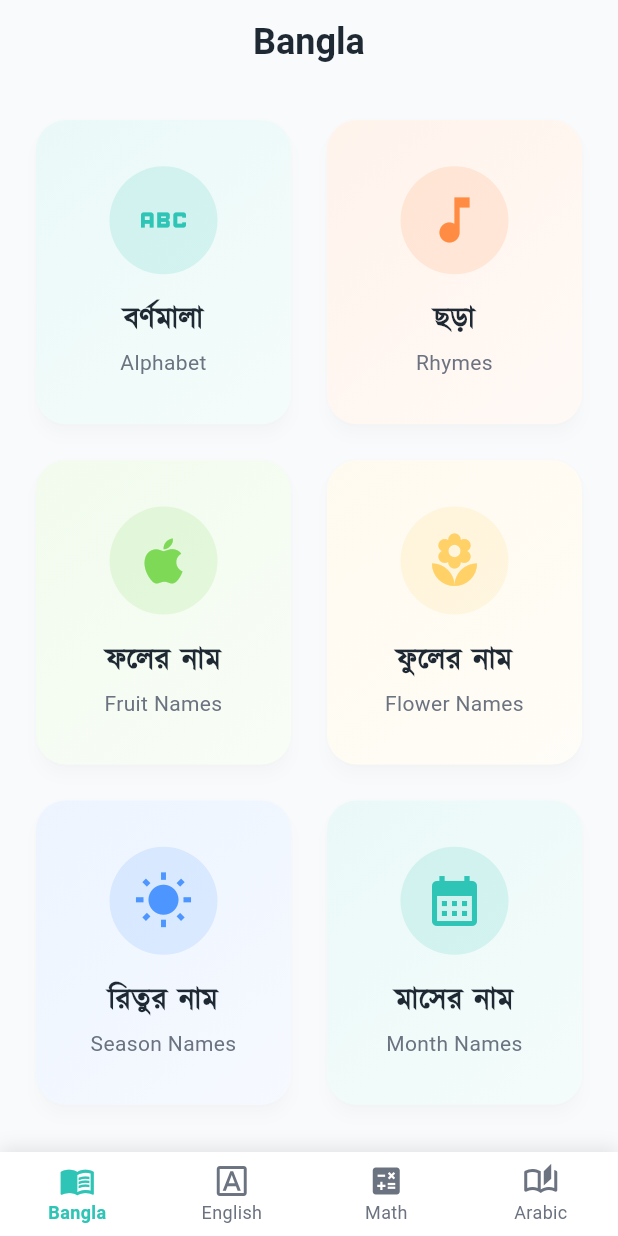
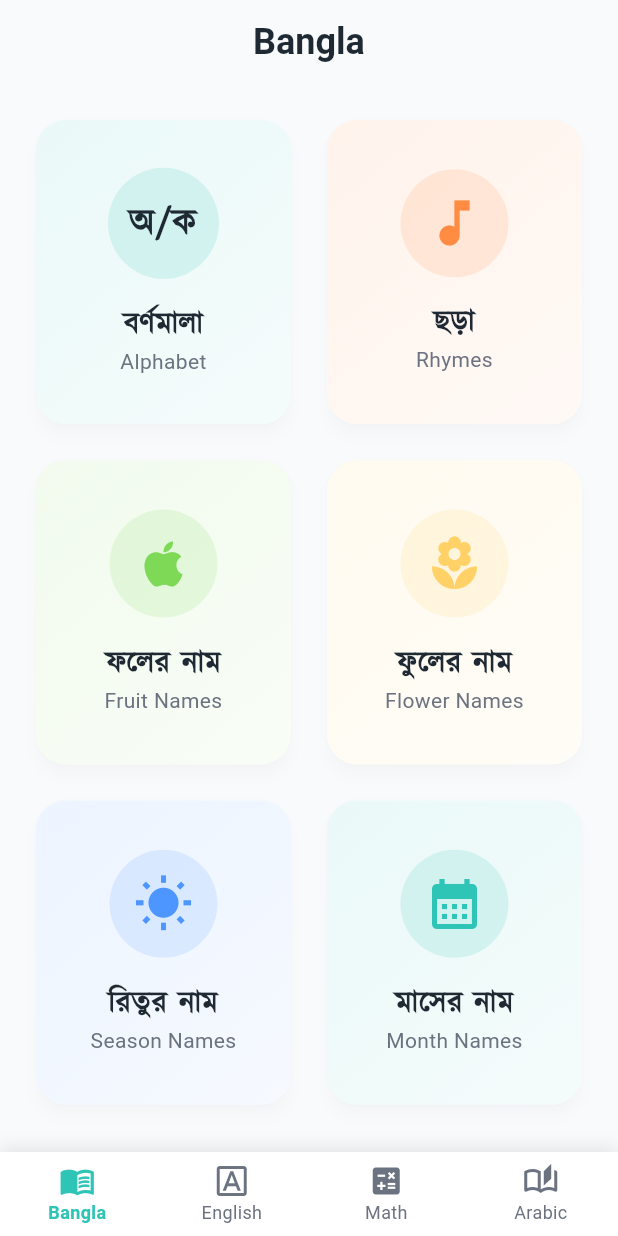
Before and after one commit to KafiulIslam/magical_book, a Flutter app: the screen it shows after launch, on a phone screen of 412 x 824 dp. Run offline on Flutter 3.47's test engine with Material 3 defaults, Android fonts, the phone set to English and light mode, and no system bars; our stand-ins replace flutter_riverpod, go_router.

Commit message:
refactor typography

```diff
--- /dev/null
+++ b/lib/core/constants/bangla_constants.dart
@@ -0,0 +1,58 @@
+import 'package:flutter/material.dart';
+import '../../../core/constants/app_colors.dart';
+import '../../features/bangla/models/bangla_category.dart';
+
+/// Contains all constant values and lists related to Bangla feature
+class BanglaConstants {
+  /// List of Bangla learning categories
+  static const List<BanglaCategory> categories = [
+    BanglaCategory(
+      title: 'বর্ণমালা',
+      subtitle: 'Alphabet',
+      icon: Icons.abc,
+      color: AppColors.primary,
+    ),
+    BanglaCategory(
+      title: 'ছড়া',
+      subtitle: 'Rhymes',
+      icon: Icons.music_note,
+      color: AppColors.action,
+    ),
+    BanglaCategory(
+      title: 'ফলের নাম',
+      subtitle: 'Fruit Names',
+      icon: Icons.apple,
+      color: AppColors.success,
+    ),
+    BanglaCategory(
+      title: 'ফুলের নাম',
+      subtitle: 'Flower Names',
+      icon: Icons.local_florist,
+      color: AppColors.reward,
+    ),
+    BanglaCategory(
+      title: 'রিতুর নাম',
+      subtitle: 'Season Names',
+      icon: Icons.wb_sunny,
+      color: AppColors.info,
+    ),
+    BanglaCategory(
+      title: 'মাসের নাম',
+      subtitle: 'Month Names',
+      icon: Icons.calendar_month,
+      color: AppColors.primary,
+    ),
+    BanglaCategory(
+      title: 'দিনের নাম',
+      subtitle: 'Day Names',
+      icon: Icons.today,
+      color: AppColors.action,
+    ),
+  ];
+
+  // Add more Bangla-related constants and lists here as needed
+  // Example:
+  // static const List<String> alphabetList = [...];
+  // static const List<String> rhymesList = [...];
+  // static const String appTitle = 'বাংলা শিখুন';
+}
--- /dev/null
+++ b/lib/core/theme/app_typography.dart
@@ -0,0 +1,102 @@
+import 'package:flutter/material.dart';
+import '../constants/app_colors.dart';
+
+class BanglaTypo {
+
+  static const TextStyle headline1 = TextStyle(
+    fontFamily: 'Kalpurush',
+    fontSize: 28,
+    fontWeight: FontWeight.bold,
+    color: AppColors.textPrimary,
+  );
+
+  static const TextStyle headline2 = TextStyle(
+    fontFamily: 'Kalpurush',
+    fontSize: 24,
+    fontWeight: FontWeight.w800,
+    color: AppColors.textPrimary,
+  );
+
+  static const TextStyle headline3 = TextStyle(
+    fontFamily: 'Kalpurush',
+    fontSize: 20,
+    fontWeight: FontWeight.w700,
+    color: AppColors.textPrimary,
+  );
+
+  static const TextStyle headline4 = TextStyle(
+    fontFamily: 'Kalpurush',
+    fontSize: 18,
+    fontWeight: FontWeight.w600,
+    color: AppColors.textPrimary,
+  );
+
+
+  // Body Text
+  static const TextStyle bodyLarge = TextStyle(
+    fontFamily: 'Kalpurush',
+    fontSize: 16,
+    fontWeight: FontWeight.w500,
+    color: AppColors.textPrimary,
+  );
+
+  static const TextStyle bodyMedium = TextStyle(
+    fontFamily: 'Kalpurush',
+    fontSize: 14,
+    color: AppColors.textPrimary,
+  );
+
+  static const TextStyle bodySmall = TextStyle(
+    fontFamily: 'Kalpurush',
+    fontSize: 12,
+    color: AppColors.textPrimary,
+  );
+
+}
+
+
+class EnglishTypo {
+
+  static const TextStyle headline1 = TextStyle(
+    fontSize: 28,
+    fontWeight: FontWeight.bold,
+    color: AppColors.textPrimary,
+  );
+
+  static const TextStyle headline2 = TextStyle(
+    fontSize: 24,
+    fontWeight: FontWeight.w800,
+    color: AppColors.textPrimary,
+  );
+
+  static const TextStyle headline3 = TextStyle(
+    fontSize: 20,
+    fontWeight: FontWeight.w700,
+    color: AppColors.textPrimary,
+  );
+
+  static const TextStyle headline4 = TextStyle(
+    fontSize: 18,
+    fontWeight: FontWeight.w600,
+    color: AppColors.textPrimary,
+  );
+
+
+  // Body Text
+  static const TextStyle bodyLarge = TextStyle(
+    fontSize: 16,
+    fontWeight: FontWeight.w500,
+    color: AppColors.textPrimary,
+  );
+
+  static const TextStyle bodyMedium = TextStyle(
+    fontSize: 14,
+    color: AppColors.textPrimary,
+  );
+
+  static const TextStyle bodySmall = TextStyle(
+    fontSize: 12,
+    color: AppColors.textPrimary,
+  );
+
+}
--- a/lib/features/bangla/models/bangla_category.dart
+++ b/lib/features/bangla/models/bangla_category.dart
@@ -1,5 +1,4 @@
 import 'package:flutter/material.dart';
-
 
 class BanglaCategory {
   final String title;
@@ -7,10 +6,10 @@ class BanglaCategory {
   final IconData icon;
   final Color color;
 
-  const BanglaCategory({
-    required this.title,
-    required this.subtitle,
-    required this.icon,
-    required this.color,
-  });
+
+  const BanglaCategory(
+      {required this.title,
+      required this.subtitle,
+      required this.icon,
+      required this.color});
 }
--- a/lib/features/bangla/presentation/views/bangla_page.dart
+++ b/lib/features/bangla/presentation/views/bangla_page.dart
@@ -1,55 +1,12 @@
 import 'package:flutter/material.dart';
+import 'package:magical_book/core/theme/app_typography.dart';
+import 'package:magical_book/features/english/presentation/views/english_page.dart';
 import '../../../../core/constants/app_colors.dart';
-import '../../models/bangla_category.dart';
+import '../../../../core/constants/bangla_constants.dart';
 import '../widgets/bangla_category_card.dart';
 
 class BanglaPage extends StatelessWidget {
   const BanglaPage({super.key});
-
-  static final List<BanglaCategory> _categories = [
-    BanglaCategory(
-      title: 'বর্ণমালা',
-      subtitle: 'Alphabet',
-      icon: Icons.abc,
-      color: AppColors.primary,
-    ),
-    BanglaCategory(
-      title: 'ছড়া',
-      subtitle: 'Rhymes',
-      icon: Icons.music_note,
-      color: AppColors.action,
-    ),
-    BanglaCategory(
-      title: 'ফলের নাম',
-      subtitle: 'Fruit Names',
-      icon: Icons.apple,
-      color: AppColors.success,
-    ),
-    BanglaCategory(
-      title: 'ফুলের নাম',
-      subtitle: 'Flower Names',
-      icon: Icons.local_florist,
-      color: AppColors.reward,
-    ),
-    BanglaCategory(
-      title: 'রিতুর নাম',
-      subtitle: 'Season Names',
-      icon: Icons.wb_sunny,
-      color: AppColors.info,
-    ),
-    BanglaCategory(
-      title: 'মাসের নাম',
-      subtitle: 'Month Names',
-      icon: Icons.calendar_month,
-      color: AppColors.primary,
-    ),
-    BanglaCategory(
-      title: 'দিনের নাম',
-      subtitle: 'Day Names',
-      icon: Icons.today,
-      color: AppColors.action,
-    ),
-  ];
 
   int _getCrossAxisCount(BuildContext context) {
     final width = MediaQuery.of(context).size.width;
@@ -76,8 +33,7 @@ class BanglaPage extends StatelessWidget {
   @override
   Widget build(BuildContext context) {
     return Scaffold(
-      body: SafeArea(
-        child: Padding(
+      body: Padding(
         padding: const EdgeInsets.all(16.0),
         child: GridView.builder(
           gridDelegate: SliverGridDelegateWithFixedCrossAxisCount(
@@ -86,11 +42,71 @@ class BanglaPage extends StatelessWidget {
             mainAxisSpacing: 8,
             childAspectRatio: _getChildAspectRatio(context),
           ),
-            itemCount: _categories.length,
+          itemCount: BanglaConstants.categories.length,
           itemBuilder: (context, index) {
-              final category = _categories[index];
+            final category = BanglaConstants.categories[index];
+            if (index == 0) {
+              return _buildFirstCard();
+            } else {
               return BanglaCategoryCard(category: category);
+            }
           },
+        ),
+      ),
+    );
+  }
+
+  Widget _buildFirstCard() {
+    return Card(
+      elevation: 4,
+      shape: RoundedRectangleBorder(
+        borderRadius: BorderRadius.circular(20),
+      ),
+      child: InkWell(
+        onTap: () {
+          // TODO: Navigate to category detail page
+        },
+        borderRadius: BorderRadius.circular(20),
+        child: Container(
+          decoration: BoxDecoration(
+            borderRadius: BorderRadius.circular(20),
+            gradient: LinearGradient(
+              begin: Alignment.topLeft,
+              end: Alignment.bottomRight,
+              colors: [
+                AppColors.primary.withOpacity(0.1),
+                AppColors.primary.withOpacity(0.05),
+              ],
+            ),
+          ),
+          child: Padding(
+            padding: const EdgeInsets.all(16.0),
+            child: Column(
+              mainAxisAlignment: MainAxisAlignment.center,
+              children: [
+                Container(
+                  padding: const EdgeInsets.all(20),
+                  decoration: BoxDecoration(
+                    color: AppColors.primary.withOpacity(0.15),
+                    shape: BoxShape.circle,
+                  ),
+                  child: Text('অ/ক',
+                      style: BanglaTypo.headline1.copyWith(fontSize: 24)),
+                ),
+                const SizedBox(height: 16),
+                Text(
+                  'বর্ণমালা',
+                  style: BanglaTypo.headline1.copyWith(fontSize: 20),
+                  textAlign: TextAlign.center,
+                ),
+                Text(
+                  'Alphabet',
+                  style: EnglishTypo.bodyMedium
+                      .copyWith(color: AppColors.textSecondary),
+                  textAlign: TextAlign.center,
+                ),
+              ],
+            ),
           ),
         ),
       ),
--- a/lib/features/bangla/presentation/widgets/bangla_category_card.dart
+++ b/lib/features/bangla/presentation/widgets/bangla_category_card.dart
@@ -1,7 +1,7 @@
 import 'package:flutter/material.dart';
 import '../../../../core/constants/app_colors.dart';
+import '../../../../core/theme/app_typography.dart';
 import '../../models/bangla_category.dart';
-
 
 class BanglaCategoryCard extends StatelessWidget {
   final BanglaCategory category;
@@ -54,22 +54,14 @@ class BanglaCategoryCard extends StatelessWidget {
                 const SizedBox(height: 16),
                 Text(
                   category.title,
-
-                  style: TextStyle(
-                    fontFamily: 'Kalpurush',
-                    fontSize: 20,
-                    fontWeight: FontWeight.bold,
-                    color: AppColors.textPrimary,
-                  ),
+                  style: BanglaTypo.headline1.copyWith(fontSize: 20),
                   textAlign: TextAlign.center,
                 ),
-                const SizedBox(height: 4),
+
                 Text(
                   category.subtitle,
-                  style: TextStyle(
-                    fontSize: 14,
-                    color: AppColors.textSecondary,
-                  ),
+                  style: EnglishTypo.bodyMedium
+                      .copyWith(color: AppColors.textSecondary),
                   textAlign: TextAlign.center,
                 ),
               ],
```
Lines whose indentation alone changed are shown as unchanged.
